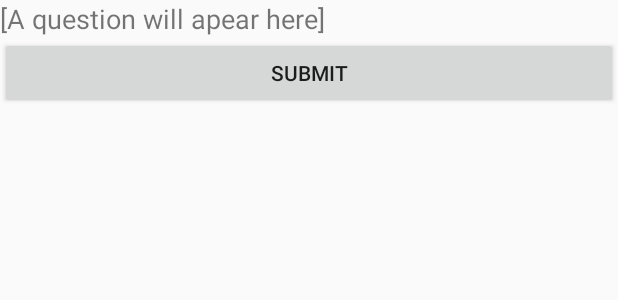
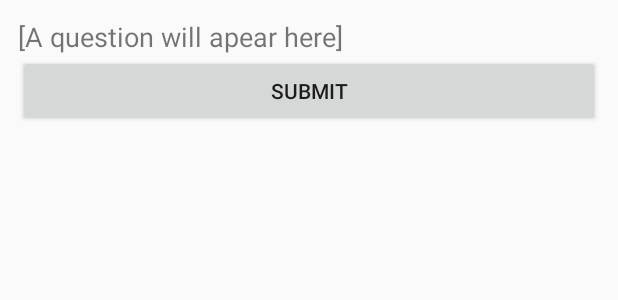
Before and after one commit to SimpleAesthetics/COMP3004-Project, an Android app: the layout activity_questionnaire.xml on its own in the app's theme, with its tools: preview values and no code run, on a phone screen of 412 x 824 dp. Shown: the top 300 px of the screen. Run offline under Robolectric (Android 15) with nearby library versions, the phone set to English and light mode, and no system bars; network calls fail.

Commit message:
Further fixes to UI

```diff
--- a/Grouper/app/src/main/AndroidManifest.xml
+++ b/Grouper/app/src/main/AndroidManifest.xml
@@ -35,9 +35,6 @@
         <activity
             android:name=".UI.LoginActivity"
             android:label="@string/title_activity_login" />
-        <activity
-            android:name=".UI.Questionnaire"
-            android:label="Questionnaire" />
     </application>
 
 </manifest>
--- a/Grouper/app/src/main/java/reboot/grouper/FrontEnd/Dispatcher.java
+++ b/Grouper/app/src/main/java/reboot/grouper/FrontEnd/Dispatcher.java
@@ -1,10 +1,8 @@
 package reboot.grouper.FrontEnd;
 
 import android.content.DialogInterface;
-import android.content.Intent;
 import android.view.View;
 import android.widget.AdapterView;
-import android.widget.RadioButton;
 import android.widget.Toast;
 
 import com.android.volley.AuthFailureError;
@@ -30,7 +28,6 @@ import reboot.grouper.Model.Environment;
 import reboot.grouper.Model.University;
 import reboot.grouper.Model.User;
 import reboot.grouper.UI.Lists;
-import reboot.grouper.UI.Questionnaire;
 
 /**
  * Created by visha on 2017-11-07.
@@ -453,8 +450,7 @@ public class Dispatcher implements Serializable {
         ErrResponse = new Response.ErrorListener() {
             @Override
             public void onErrorResponse(VolleyError error) {
-                Toast.makeText(lists.getApplicationContext(), create_GET_URL() + " : " + error.toString(),
-                        Toast.LENGTH_SHORT).show();
+                System.out.println(create_GET_URL() + " : " + error.toString());
                 lst_Display     = new ArrayList<>();
                 lst_ID          = new ArrayList<>();
                 lst_Formed_List = new ArrayList<>();
--- a/Grouper/app/src/main/res/layout/activity_lists.xml
+++ b/Grouper/app/src/main/res/layout/activity_lists.xml
@@ -18,7 +18,7 @@
         android:layout_width="match_parent"
         android:layout_height="match_parent"
         android:gravity="center"
-        android:background="@color/colorGreyed">
+        android:background="@color/colorWhite">
 
         <ProgressBar
             android:layout_width="wrap_content"
--- a/Grouper/app/src/main/res/layout/activity_questionnaire.xml
+++ b/Grouper/app/src/main/res/layout/activity_questionnaire.xml
@@ -9,8 +9,14 @@
     <ScrollView
         android:layout_width="match_parent"
         android:layout_height="match_parent"
-        tools:layout_editor_absoluteX="8dp"
-        tools:layout_editor_absoluteY="8dp">
+        android:layout_marginBottom="12dp"
+        android:layout_marginEnd="12dp"
+        android:layout_marginStart="12dp"
+        android:layout_marginTop="12dp"
+        app:layout_constraintBottom_toBottomOf="parent"
+        app:layout_constraintEnd_toEndOf="parent"
+        app:layout_constraintStart_toStartOf="parent"
+        app:layout_constraintTop_toTopOf="parent">
 
         <LinearLayout
             android:layout_width="match_parent"
@@ -23,6 +29,10 @@
                 android:layout_height="wrap_content"
                 android:text="[A question will apear here]"
                 android:textSize="18sp" />
+
+            <Space
+                android:layout_width="match_parent"
+                android:layout_height="wrap_content" />
 
             <RadioGroup
                 android:id="@+id/radio_Group"
```
Also changed, not shown: Grouper/app/src/main/java/reboot/grouper/UI/Lists.java (+5 -4 lines), Grouper/app/src/main/java/reboot/grouper/UI/Questionnaire.java (deleted, +0 -86 lines).
